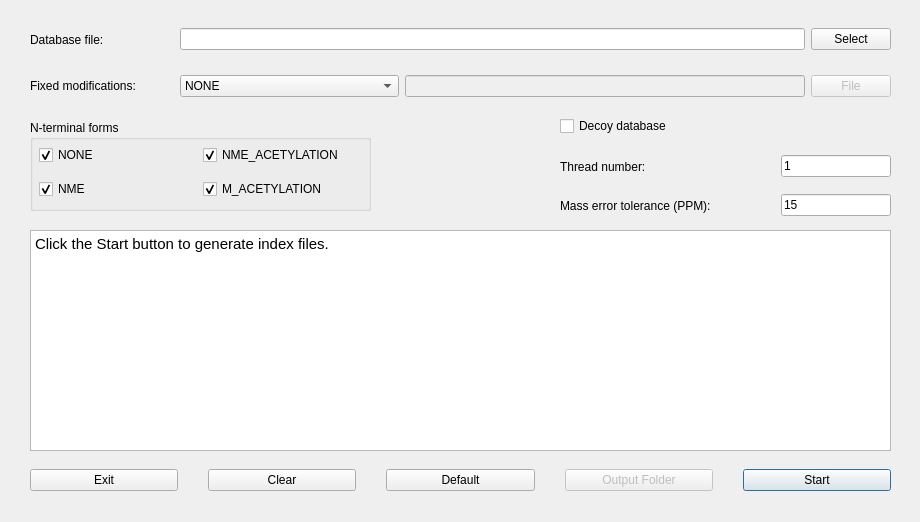
Old version of the form src/gui/topindex/topindexdialog.ui in the repository toppic-suite/toppic-suite.
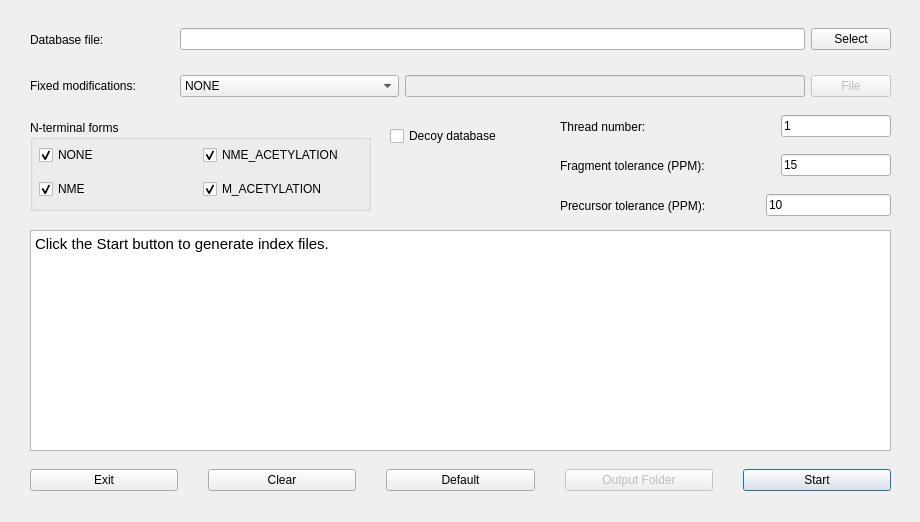
New version of the form. Icons and pictures are not drawn.

Commit message: Replace -e/--mass-error-tolerance with -e/--frag-error-tolerance and -E/--prec-error-tolerance

```diff
--- a/src/gui/topindex/topindexdialog.ui
+++ b/src/gui/topindex/topindexdialog.ui
@@ -230,8 +230,8 @@
    <widget class="QWidget" name="horizontalLayoutWidget_21">
     <property name="geometry">
      <rect>
-      <x>560</x>
-      <y>110</y>
+      <x>390</x>
+      <y>120</y>
       <width>151</width>
       <height>33</height>
      </rect>
@@ -250,7 +250,7 @@
     <property name="geometry">
      <rect>
       <x>560</x>
-      <y>150</y>
+      <y>110</y>
       <width>331</width>
       <height>33</height>
      </rect>
@@ -287,11 +287,49 @@
      </item>
     </layout>
    </widget>
+     <widget class="QWidget" name="horizontalLayoutWidget_precTole">
+      <property name="geometry">
+       <rect>
+        <x>560</x>
+        <y>190</y>
+        <width>331</width>
+        <height>31</height>
+       </rect>
+      </property>
+      <layout class="QHBoxLayout" name="horizontalLayout_precTole">
+       <item>
+        <widget class="QLabel" name="label_precTole">
+         <property name="minimumSize">
+          <size>
+           <width>200</width>
+           <height>0</height>
+          </size>
+         </property>
+         <property name="maximumSize">
+          <size>
+           <width>200</width>
+           <height>16777215</height>
+          </size>
+         </property>
+         <property name="text">
+          <string>Precursor tolerance (PPM):</string>
+         </property>
+        </widget>
+       </item>
+       <item>
+        <widget class="QLineEdit" name="precErrorToleranceEdit">
+         <property name="text">
+          <string>10</string>
+         </property>
+        </widget>
+       </item>
+      </layout>
+     </widget>
    <widget class="QWidget" name="horizontalLayoutWidget_14">
     <property name="geometry">
      <rect>
       <x>560</x>
-      <y>190</y>
+      <y>150</y>
       <width>331</width>
       <height>31</height>
      </rect>
@@ -299,8 +337,20 @@
     <layout class="QHBoxLayout" name="horizontalLayout_14">
      <item alignment="Qt::AlignLeft">
       <widget class="QLabel" name="label_15">
+         <property name="minimumSize">
+          <size>
+           <width>200</width>
+           <height>0</height>
+          </size>
+         </property>
+         <property name="maximumSize">
+          <size>
+           <width>200</width>
+           <height>16777215</height>
+          </size>
+         </property>
        <property name="text">
-        <string>Mass error tolerance (PPM):</string>
+        <string>Fragment tolerance (PPM):</string>
        </property>
       </widget>
      </item>
```
The commit also changes 18 other files.
